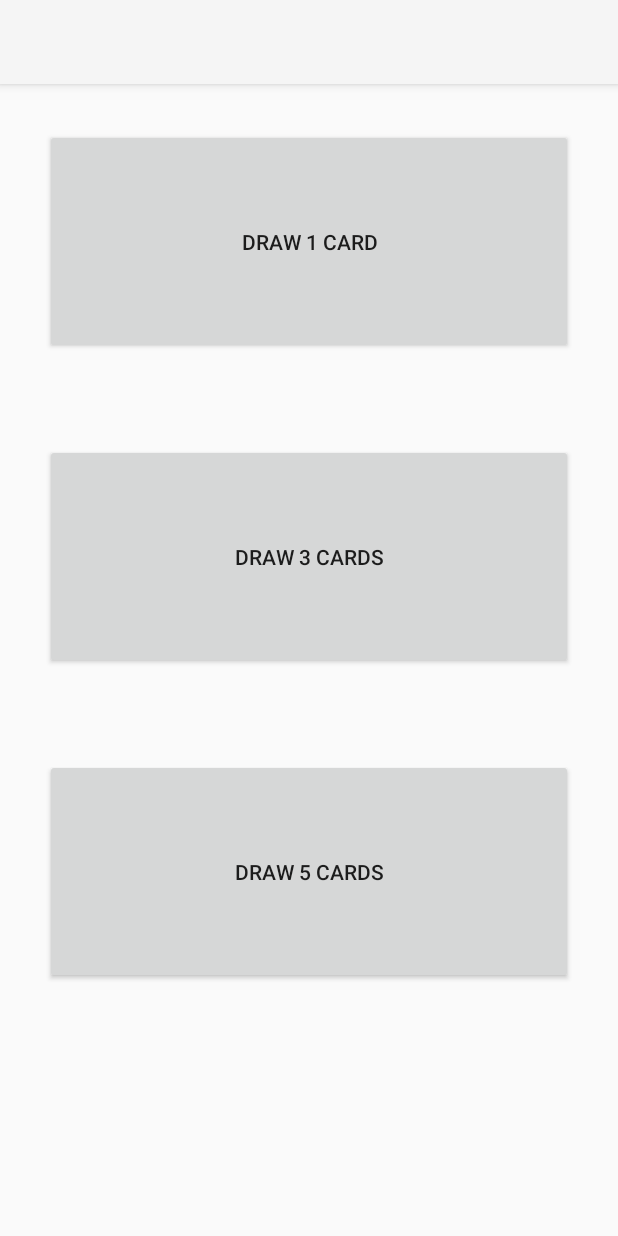
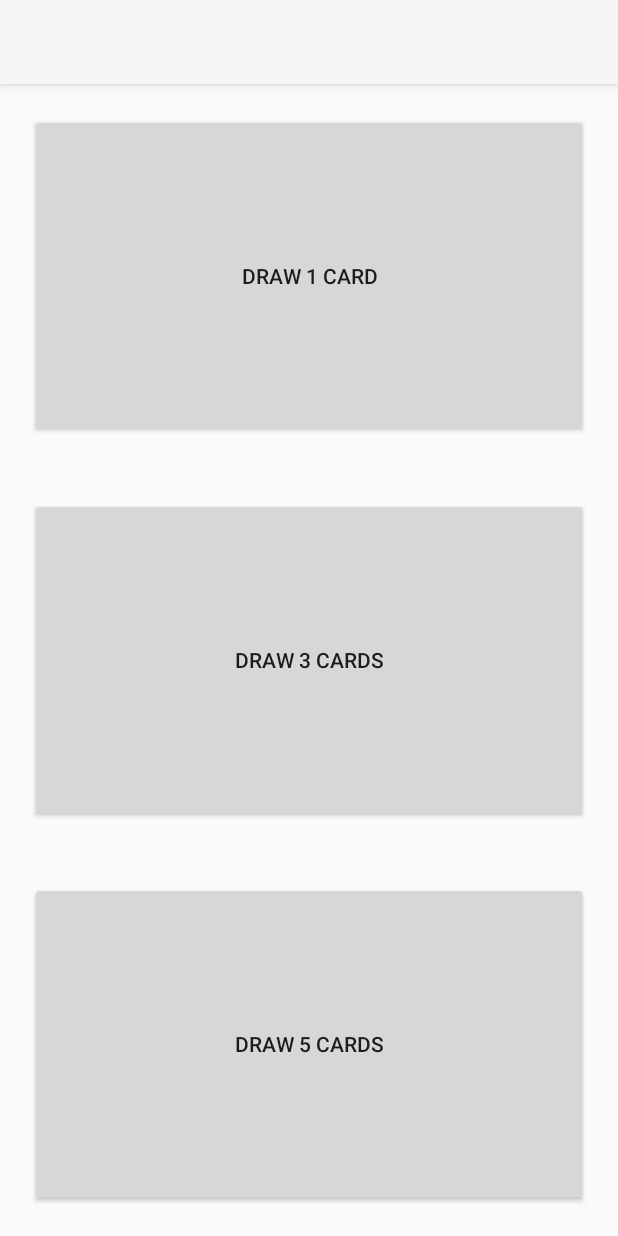
Before and after one commit to Fred374/Tarot, an Android app: the screen it shows after launch (MainActivity), on a phone screen of 412 x 824 dp. Run offline under Robolectric (Android 15) with nearby library versions, the phone set to English and light mode, and no system bars; our stand-ins replace Room's generated code.

Commit message:
Styling and layout for main menu

```diff
--- a/app/src/main/res/layout/activity_main.xml
+++ b/app/src/main/res/layout/activity_main.xml
@@ -8,25 +8,22 @@
 
     <Button
         android:id="@+id/OneCard"
-        android:layout_width="match_parent"
-        android:layout_height="150dp"
-        android:layout_margin="30dp"
+        style="@style/main_menu_button"
+        android:layout_weight="1"
         android:onClick="onClick1Card"
         android:text="Draw 1 Card" />
 
     <Button
         android:id="@+id/ThreeCard"
-        android:layout_width="match_parent"
-        android:layout_height="150dp"
-        android:layout_margin="30dp"
+        style="@style/main_menu_button"
+        android:layout_weight="1"
         android:onClick="onClick3Card"
         android:text="Draw 3 Cards" />
 
     <Button
         android:id="@+id/FiveCard"
-        android:layout_width="match_parent"
-        android:layout_height="150dp"
-        android:layout_margin="30dp"
+        style="@style/main_menu_button"
+        android:layout_weight="1"
         android:onClick="onClick5Card"
         android:text="Draw 5 Cards" />
 
--- a/app/src/main/res/values/styles.xml
+++ b/app/src/main/res/values/styles.xml
@@ -37,4 +37,10 @@
         <item name="android:textColor">@color/black</item>
         <item name="android:textSize">24sp</item>
     </style>
+
+    <style name="main_menu_button">
+        <item name="android:layout_width">match_parent</item>
+        <item name="android:layout_height">0dp</item>
+        <item name="android:layout_margin">20dp</item>
+    </style>
 </resources>
```
